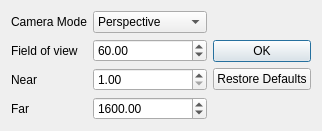
Above: tools/worldeditor/ui/CameraSettings.ui from AeonGames/AeonEngine before the change. Below: the same form after it.
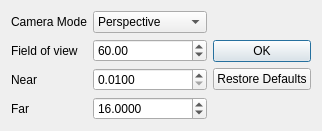
That is the form after the change.

What changed in the file:
```diff
--- a/tools/worldeditor/ui/CameraSettings.ui
+++ b/tools/worldeditor/ui/CameraSettings.ui
@@ -71,8 +71,11 @@
        </item>
        <item row="2" column="1">
         <widget class="QDoubleSpinBox" name="dblNear">
+         <property name="decimals">
+          <number>4</number>
+         </property>
          <property name="minimum">
-          <double>1.000000000000000</double>
+          <double>0.010000000000000</double>
          </property>
          <property name="maximum">
           <double>1000000000000000000.000000000000000</double>
@@ -88,14 +91,17 @@
        </item>
        <item row="3" column="1">
         <widget class="QDoubleSpinBox" name="dblFar">
+         <property name="decimals">
+          <number>4</number>
+         </property>
          <property name="minimum">
-          <double>1.000000000000000</double>
+          <double>0.010000000000000</double>
          </property>
          <property name="maximum">
           <double>1000000000000000000.000000000000000</double>
          </property>
          <property name="value">
-          <double>1600.000000000000000</double>
+          <double>16.000000000000000</double>
          </property>
         </widget>
        </item>
```
Left out of the diff: 3 changed lines with no effect on the pictures.
